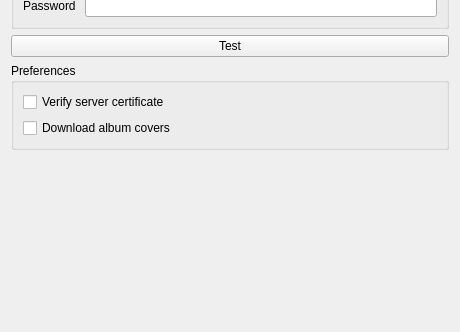
This is src/settings/subsonicsettingspage.ui in strawberrymusicplayer/strawberry as Qt 5 draws it before an edit; both pictures show x 0 to 460 and y 168 to 500 of the 460 by 500 pixel window. The edited form follows.
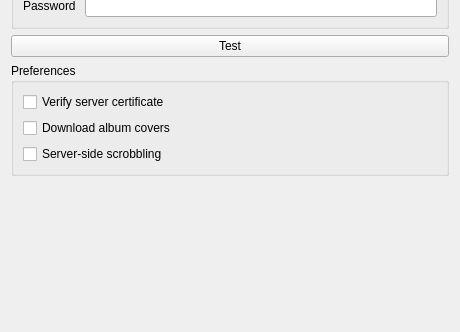
This is the edited form. Icons and pictures are not drawn.

Commit message: add checkbox to enable server-side scrobbling to Subsonic settings page

```diff
--- a/src/settings/subsonicsettingspage.ui
+++ b/src/settings/subsonicsettingspage.ui
@@ -120,6 +120,13 @@
         </property>
        </widget>
       </item>
+      <item>
+       <widget class="QCheckBox" name="checkbox_server_scrobbling">
+        <property name="text">
+         <string>Server-side scrobbling</string>
+        </property>
+       </widget>
+      </item>
      </layout>
     </widget>
    </item>
```
The commit also changes 3 other files.
